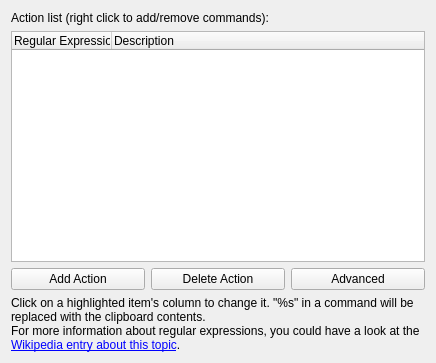
This is klipper/actionsconfig.ui in mgottschlag/kwin-tiling as Qt 5 draws it before an edit. The edited form follows.
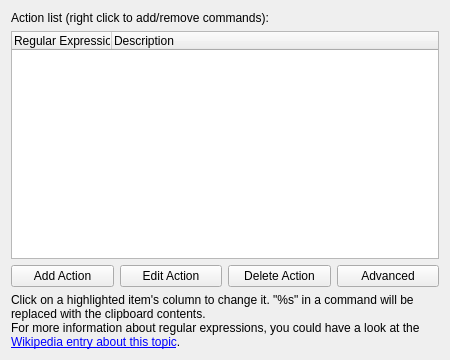
This is the edited form. Custom widgets are drawn as their Qt base class.

Commit message:
Some work on replacing inline action editing with a special dialog which allows to edit action properties.
WIP, doesn't work fully yet.

```diff
--- a/klipper/actionsconfig.ui
+++ b/klipper/actionsconfig.ui
@@ -1,12 +1,12 @@
 <ui version="4.0" >
  <class>ActionsWidget</class>
- <widget class="QWidget" name="ActionsWidget" >
-  <property name="geometry" >
+ <widget class="QWidget" name="ActionsWidget">
+  <property name="geometry">
    <rect>
     <x>0</x>
     <y>0</y>
-    <width>436</width>
-    <height>363</height>
+    <width>450</width>
+    <height>360</height>
    </rect>
   </property>
   <layout class="QVBoxLayout" name="verticalLayout" >
@@ -44,8 +44,15 @@
       </widget>
      </item>
      <item>
-      <widget class="QPushButton" name="pbDelAction" >
-       <property name="text" >
+      <widget class="QPushButton" name="pbEditAction">
+       <property name="text">
+        <string>Edit Action</string>
+       </property>
+      </widget>
+     </item>
+     <item>
+      <widget class="QPushButton" name="pbDelAction">
+       <property name="text">
         <string>Delete Action</string>
        </property>
       </widget>
```
Left out of the diff: 37 changed lines with no effect on the pictures. The commit also changes 7 other files.
